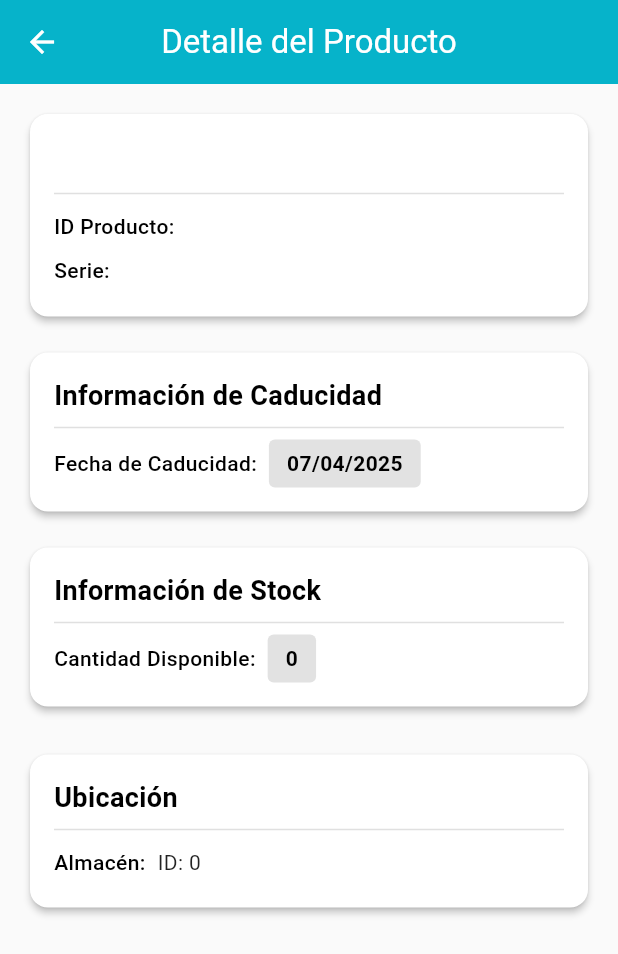
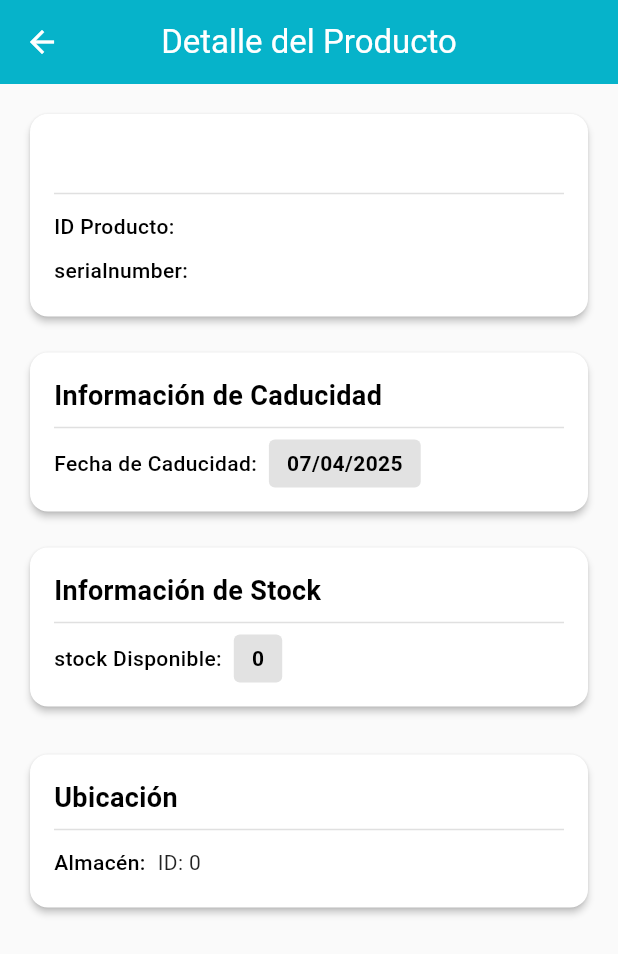
Before and after one commit to Carlos75357/quilmedic-app, a Flutter app: the ProductoDetallePage screen opened directly with empty values, on a phone screen of 412 x 824 dp. Shown: the top 954 px of the screen. Run offline on Flutter 3.47's test engine with Material 3 defaults, Android fonts, the phone set to English and light mode, and no system bars; our stand-ins replace bloc, flutter_bloc, shared_preferences; missing offline and left inert: mobile_scanner; accounts and stored records are empty; statements that could not run were skipped.

Commit message:
[MOD] Cambio en el nombre de las variables de Producto

```diff
--- a/lib/domain/producto.dart
+++ b/lib/domain/producto.dart
@@ -1,43 +1,43 @@
 class Producto {
-  String numerodeproducto; // el id
-  String? descripcion;
-  int codigoalmacen;
+  String productcode; // el id
+  String? description;
+  int storeid;
   int numerolote;
-  String serie;
-  DateTime fechacaducidad;
-  int cantidad;
+  String serialnumber;
+  DateTime expirationdate;
+  int stock;
 
   Producto(
-    this.numerodeproducto,
-    this.descripcion,
-    this.codigoalmacen,
+    this.productcode,
+    this.description,
+    this.storeid,
     this.numerolote,
-    this.serie,
-    this.fechacaducidad,
-    this.cantidad,
+    this.serialnumber,
+    this.expirationdate,
+    this.stock,
   );
 
   Map<String, dynamic> toMap() {
     return {
-      'numerodeproducto': numerodeproducto,
-      'descripcion': descripcion,
-      'codigoalmacen': codigoalmacen,
+      'productcode': productcode,
+      'description': description,
+      'storeid': storeid,
       'numerolote': numerolote,
-      'serie': serie,
-      'fechacaducidad': fechacaducidad,
-      'cantidad': cantidad,
+      'serialnumber': serialnumber,
+      'expirationdate': expirationdate,
+      'stock': stock,
     };
   }
 
   factory Producto.fromMap(Map<String, dynamic> map) {
     return Producto(
-      map['numerodeproducto'] ?? 0,
-      map['descripcion'],
-      map['codigoalmacen'] ?? 0,
+      map['productcode'] ?? 0,
+      map['description'],
+      map['storeid'] ?? 0,
       map['numerolote'] ?? 0,
-      map['serie'] ?? 0,
-      DateTime.parse(map['fechacaducidad']),
-      map['cantidad'] ?? 1,
+      map['serialnumber'] ?? 0,
+      DateTime.parse(map['expirationdate']),
+      map['stock'] ?? 1,
     );
   }
 
--- a/lib/domain/producto_scaneado.dart
+++ b/lib/domain/producto_scaneado.dart
@@ -1,17 +1,17 @@
 class ProductoEscaneado {
-  final String serie;
+  final String serialnumber;
 
-  ProductoEscaneado(this.serie);
+  ProductoEscaneado(this.serialnumber);
 
   Map<String, dynamic> toMap() {
     return {
-      'serie': serie,
+      'serialnumber': serialnumber,
     };
   }
 
   factory ProductoEscaneado.fromMap(Map<String, dynamic> map) {
     return ProductoEscaneado(
-      map['serie'] ?? '',
+      map['serialnumber'] ?? '',
     );
   }
 }
--- a/lib/ui/list/lista_productos_page.dart
+++ b/lib/ui/list/lista_productos_page.dart
@@ -46,7 +46,7 @@ class _ListaProductosPageState extends State<ListaProductosPage> {
   Widget build(BuildContext context) {
     // final isVerySmallScreen = MediaQuery.of(context).size.width < 320;
     for (final producto in productos) {
-    groupedProducts.putIfAbsent(producto.numerodeproducto, () => {}).putIfAbsent(producto.codigoalmacen, () => []).add(producto);
+    groupedProducts.putIfAbsent(producto.productcode, () => {}).putIfAbsent(producto.storeid, () => []).add(producto);
     }
 
     final theme = Theme.of(context);
@@ -124,7 +124,7 @@ class _ListaProductosPageState extends State<ListaProductosPage> {
     final int hospitalId = widget.hospitalId;
 
     for (var producto in productos) {
-      if (producto.codigoalmacen == hospitalId) {
+      if (producto.storeid == hospitalId) {
         productosAlmacenActual.add(producto);
       } else {
         productosOtrosAlmacenes.add(producto);
--- a/lib/ui/product/producto_detalle_page.dart
+++ b/lib/ui/product/producto_detalle_page.dart
@@ -27,13 +27,13 @@ class _ProductoDetallePageState extends State<ProductoDetallePage> {
   Future<void> _loadColors() async {
     try {
       final expColor = _alarmUtils.getColorForExpiryFromCache(
-        widget.producto.serie,
-        widget.producto.fechacaducidad,
+        widget.producto.serialnumber,
+        widget.producto.expirationdate,
       );
 
       final stColor = _alarmUtils.getColorForStockFromCache(
-        widget.producto.cantidad,
-        widget.producto.numerodeproducto,
+        widget.producto.stock,
+        widget.producto.productcode,
       );
 
       if (mounted) {
@@ -48,7 +48,7 @@ class _ProductoDetallePageState extends State<ProductoDetallePage> {
         setState(() {
           expiryColor = Colors.grey.withValues(alpha: 0.3);
           stockColor =
-              widget.producto.cantidad > 0
+              widget.producto.stock > 0
                   ? Colors.green.withValues(alpha: 0.3)
                   : Colors.red.withValues(alpha: 0.3);
           isLoading = false;
@@ -95,12 +95,12 @@ class _ProductoDetallePageState extends State<ProductoDetallePage> {
           crossAxisAlignment: CrossAxisAlignment.start,
           children: [
             Text(
-              widget.producto.descripcion ?? 'Sin descripción',
+              widget.producto.description ?? 'Sin descripción',
               style: const TextStyle(fontSize: 20, fontWeight: FontWeight.bold),
             ),
             const Divider(),
-            _buildInfoRow('ID Producto:', widget.producto.numerodeproducto),
-            _buildInfoRow('Serie:', widget.producto.serie),
+            _buildInfoRow('ID Producto:', widget.producto.productcode),
+            _buildInfoRow('serialnumber:', widget.producto.serialnumber),
           ],
         ),
       ),
@@ -137,7 +137,7 @@ class _ProductoDetallePageState extends State<ProductoDetallePage> {
                     borderRadius: BorderRadius.circular(4),
                   ),
                   child: Text(
-                    formatDate(widget.producto.fechacaducidad),
+                    formatDate(widget.producto.expirationdate),
                     style: TextStyle(
                       color:
                           expiryColor == Colors.red
@@ -171,7 +171,7 @@ class _ProductoDetallePageState extends State<ProductoDetallePage> {
             Row(
               children: [
                 const Text(
-                  'Cantidad Disponible:',
+                  'stock Disponible:',
                   style: TextStyle(fontWeight: FontWeight.w500),
                 ),
                 const SizedBox(width: 8),
@@ -185,7 +185,7 @@ class _ProductoDetallePageState extends State<ProductoDetallePage> {
                     borderRadius: BorderRadius.circular(4),
                   ),
                   child: Text(
-                    widget.producto.cantidad.toString(),
+                    widget.producto.stock.toString(),
                     style: TextStyle(
                       color:
                           stockColor == Colors.red
@@ -216,7 +216,7 @@ class _ProductoDetallePageState extends State<ProductoDetallePage> {
               style: TextStyle(fontSize: 18, fontWeight: FontWeight.bold),
             ),
             const Divider(),
-            _buildInfoRow('Almacén:', 'ID: ${widget.producto.codigoalmacen}'),
+            _buildInfoRow('Almacén:', 'ID: ${widget.producto.storeid}'),
           ],
         ),
       ),
--- a/lib/ui/scanner/escaner_bloc.dart
+++ b/lib/ui/scanner/escaner_bloc.dart
@@ -74,14 +74,14 @@ class EscanerBloc extends Bloc<EscanerEvent, EscanerState> {
 
       final ProductoEscaneado nuevoProducto = ProductoEscaneado(code);
 
-      if (productosEscaneados.any((p) => p.serie == nuevoProducto.serie)) {
+      if (productosEscaneados.any((p) => p.serialnumber == nuevoProducto.serialnumber)) {
         emit(ProductoEscaneadoExistenteState(nuevoProducto));
         return;
       }
 
       final productosPendientes =
           await ProductoLocalStorage.obtenerProductosPendientes();
-      if (productosPendientes.any((p) => p.serie == nuevoProducto.serie)) {
+      if (productosPendientes.any((p) => p.serialnumber == nuevoProducto.serialnumber)) {
         emit(ProductoEscaneadoExistenteState(nuevoProducto));
         return;
       }
@@ -158,10 +158,10 @@ class EscanerBloc extends Bloc<EscanerEvent, EscanerState> {
     EliminarProductoEvent event,
     Emitter<EscanerState> emit,
   ) {
-    productosEscaneados.removeWhere((p) => p.serie == event.producto.serie);
-    _eliminarProductoPorSerie(event.producto.serie);
+    productosEscaneados.removeWhere((p) => p.serialnumber == event.producto.serialnumber);
+    _eliminarProductoPorserialnumber(event.producto.serialnumber);
 
-    ProductoLocalStorage.eliminarProductoPendiente(event.producto.serie);
+    ProductoLocalStorage.eliminarProductoPendiente(event.producto.serialnumber);
 
     emit(
       ProductosListadosState(
@@ -222,7 +222,7 @@ class EscanerBloc extends Bloc<EscanerEvent, EscanerState> {
         final productosPendientes = await _obtenerProductosPendientes(emit);
         if (productosPendientes != null && productosPendientes.isNotEmpty) {
           for (var producto in productosPendientes) {
-            if (!productosEscaneados.any((p) => p.serie == producto.serie)) {
+            if (!productosEscaneados.any((p) => p.serialnumber == producto.serialnumber)) {
               productosEscaneados.add(producto);
             }
           }
@@ -309,7 +309,7 @@ class EscanerBloc extends Bloc<EscanerEvent, EscanerState> {
           hospitalIdPendiente == hospitalSeleccionado!.id) {
         for (var productoPendiente in productosPendientes) {
           if (!productosEscaneados.any(
-            (p) => p.serie == productoPendiente.serie,
+            (p) => p.serialnumber == productoPendiente.serialnumber,
           )) {
             productosEscaneados.add(productoPendiente);
           }
@@ -436,15 +436,15 @@ class EscanerBloc extends Bloc<EscanerEvent, EscanerState> {
     }
   }
 
-  Future<void> _eliminarProductoPorSerie(String serie) async {
+  Future<void> _eliminarProductoPorserialnumber(String serialnumber) async {
     try {
       final response = await apiClient.getAll('/productos', null);
 
       if (response is List) {
         for (var item in response) {
           if (item is Map<String, dynamic> &&
-              item['serie'] != null &&
-              item['serie'] == serie &&
+              item['serialnumber'] != null &&
+              item['serialnumber'] == serialnumber &&
               item['numproducto'] != null) {
             final String numProducto = item['numproducto'];
             await ProductoLocalStorage.eliminarProductoEscaneado(numProducto);
@@ -453,7 +453,7 @@ class EscanerBloc extends Bloc<EscanerEvent, EscanerState> {
         }
       }
     } catch (e) {
-      throw Exception('Error al eliminar producto por serie: ${e.toString()}');
+      throw Exception('Error al eliminar producto por serialnumber: ${e.toString()}');
     }
   }
 
@@ -547,7 +547,7 @@ class EscanerBloc extends Bloc<EscanerEvent, EscanerState> {
   ) async {
     try {
       final List<String> productosIds =
-          productos.map((p) => p.numerodeproducto).toList();
+          productos.map((p) => p.productcode).toList();
 
       for (final id in productosIds) {
         await ProductoLocalStorage.agregarProductoEscaneado(id);
--- a/lib/widgets/list/compact_list.dart
+++ b/lib/widgets/list/compact_list.dart
@@ -29,7 +29,7 @@ class CompactList extends StatelessWidget {
               crossAxisAlignment: CrossAxisAlignment.start,
               children: [
                 Text(
-                  producto.descripcion ?? 'Sin descripción',
+                  producto.description ?? 'Sin descripción',
                   style: const TextStyle(
                     fontWeight: FontWeight.bold,
                     fontSize: 14,
@@ -43,7 +43,7 @@ class CompactList extends StatelessWidget {
                     Expanded(
                       child: Container(
                         decoration: BoxDecoration(
-                          color: alarmUtils.getColorForExpiryFromCache(producto.serie),
+                          color: alarmUtils.getColorForExpiryFromCache(producto.serialnumber),
                           borderRadius: BorderRadius.circular(20),
                         ),
                         padding: const EdgeInsets.symmetric(
@@ -61,9 +61,9 @@ class CompactList extends StatelessWidget {
                             const SizedBox(width: 4),
                             Flexible(
                               child: ProductExpiryBadge(
-                                expiryDate: producto.fechacaducidad,
+                                expiryDate: producto.expirationdate,
                                 formattedDate: formatDate(
-                                  producto.fechacaducidad,
+                                  producto.expirationdate,
                                 ),
                                 isSmallScreen: true,
                               ),
@@ -76,7 +76,7 @@ class CompactList extends StatelessWidget {
                     Expanded(
                       child: Container(
                         decoration: BoxDecoration(
-                          color: alarmUtils.getColorForStockFromCache(producto.cantidad, producto.serie),
+                          color: alarmUtils.getColorForStockFromCache(producto.stock, producto.serialnumber),
                           borderRadius: BorderRadius.circular(20),
                         ),
                         padding: const EdgeInsets.symmetric(
@@ -93,7 +93,7 @@ class CompactList extends StatelessWidget {
                             ),
                             const SizedBox(width: 4),
                             ProductStockBadge(
-                              stock: producto.cantidad,
+                              stock: producto.stock,
                               isSmallScreen: true,
                             ),
                           ],
--- a/lib/widgets/product/product_info_card.dart
+++ b/lib/widgets/product/product_info_card.dart
@@ -33,9 +33,9 @@ class _ProductInfoCardState extends State<ProductInfoCard> {
   Future<void> _loadColors() async {
     try {
 
-      final expColor = _alarmUtils.getColorForExpiryFromCache(widget.producto.numerodeproducto);
+      final expColor = _alarmUtils.getColorForExpiryFromCache(widget.producto.productcode);
 
-      final stColor = _alarmUtils.getColorForStockFromCache(widget.totalStock, widget.producto.numerodeproducto);
+      final stColor = _alarmUtils.getColorForStockFromCache(widget.totalStock, widget.producto.productcode);
 
       if (mounted) {
         setState(() {
@@ -72,7 +72,7 @@ class _ProductInfoCardState extends State<ProductInfoCard> {
                 crossAxisAlignment: CrossAxisAlignment.start,
                 children: [
                   Text(
-                    widget.producto.descripcion ?? 'Sin descripción',
+                    widget.producto.description ?? 'Sin descripción',
                     style: theme.textTheme.titleLarge?.copyWith(
                       fontWeight: FontWeight.bold,
                       fontSize: 24,
@@ -82,8 +82,8 @@ class _ProductInfoCardState extends State<ProductInfoCard> {
                   const Divider(height: 32),
 
                   ProductInfoRow(
-                    label: 'Serie:',
-                    value: widget.producto.serie,
+                    label: 'serialnumber:',
+                    value: widget.producto.serialnumber,
                     icon: Icons.qr_code,
                   ),
 
@@ -91,7 +91,7 @@ class _ProductInfoCardState extends State<ProductInfoCard> {
 
                   ProductInfoRow(
                     label: 'ID Producto:',
-                    value: widget.producto.numerodeproducto.toString(),
+                    value: widget.producto.productcode.toString(),
                     icon: Icons.tag,
                   ),
 
@@ -107,7 +107,7 @@ class _ProductInfoCardState extends State<ProductInfoCard> {
 
                   ProductInfoRow(
                     label: 'Fecha de caducidad:',
-                    value: formatDate(widget.producto.fechacaducidad),
+                    value: formatDate(widget.producto.expirationdate),
                     icon: Icons.calendar_today,
                     color: expiryColor,
                   ),
@@ -115,8 +115,8 @@ class _ProductInfoCardState extends State<ProductInfoCard> {
                   const SizedBox(height: 16),
 
                   ProductInfoRow(
-                    label: 'Cantidad:',
-                    value: widget.producto.cantidad.toString(),
+                    label: 'stock:',
+                    value: widget.producto.stock.toString(),
                     icon: Icons.inventory,
                     color: stockColor,
                   ),
@@ -125,7 +125,7 @@ class _ProductInfoCardState extends State<ProductInfoCard> {
 
                   ProductInfoRow(
                     label: 'Código de almacén:',
-                    value: widget.producto.codigoalmacen.toString(),
+                    value: widget.producto.storeid.toString(),
                     icon: Icons.warehouse,
                   ),
                 ],
--- a/lib/widgets/product/product_transfer_dialogs.dart
+++ b/lib/widgets/product/product_transfer_dialogs.dart
@@ -103,7 +103,7 @@ class ProductTransferDialogs {
             crossAxisAlignment: CrossAxisAlignment.start,
             children: [
               Text(
-                'Producto: ${producto.descripcion ?? producto.numerodeproducto}',
+                'Producto: ${producto.description ?? producto.productcode}',
                 style: const TextStyle(fontWeight: FontWeight.bold),
               ),
               const SizedBox(height: 16),
--- a/lib/widgets/scanner/productos_list.dart
+++ b/lib/widgets/scanner/productos_list.dart
@@ -35,7 +35,7 @@ class _ProductosListState extends State<ProductosList> {
         itemBuilder: (context, index) {
           final producto = widget.productos[index];
           return Dismissible(
-            key: Key(producto.serie.toString()),
+            key: Key(producto.serialnumber.toString()),
             background: Container(
               color: Colors.red.shade100,
               alignment: Alignment.centerRight,
@@ -47,7 +47,7 @@ class _ProductosListState extends State<ProductosList> {
               widget.onRemove(producto);
               ScaffoldMessenger.of(context).showSnackBar(
                 SnackBar(
-                  content: Text('Producto "${producto.serie}" eliminado'),
+                  content: Text('Producto "${producto.serialnumber}" eliminado'),
                   action: SnackBarAction(
                     label: 'Deshacer',
                     onPressed: () {
@@ -63,7 +63,7 @@ class _ProductosListState extends State<ProductosList> {
                 vertical: isSmallScreen ? 6 : 8,
               ),
               title: Text(
-                producto.serie.toString(),
+                producto.serialnumber.toString(),
                 style: TextStyle(
                   fontWeight: FontWeight.bold,
                   fontSize: isSmallScreen ? 14 : 16,
@@ -84,7 +84,7 @@ class _ProductosListState extends State<ProductosList> {
                       const SizedBox(width: 4),
                       Expanded(
                         child: Text(
-                          'Serie: ${producto.serie}',
+                          'serialnumber: ${producto.serialnumber}',
                           style: TextStyle(
                             color: Colors.grey.shade700,
                             fontSize: isSmallScreen ? 12 : 14,
```
Also changed, not shown: lib/ui/list/lista_productos_bloc.dart (+12 -12 lines), lib/ui/scanner/escaner_page.dart (+28 -19 lines), lib/widgets/list/product_data_table.dart (+10 -10 lines).
